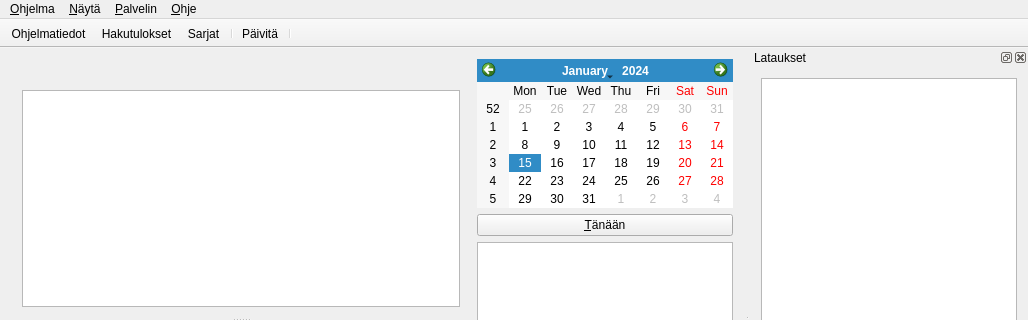
This is mainwindow.ui in thelineva/tvkaistagui as Qt 5 draws it before an edit; both pictures show x 0 to 1028 and y 0 to 320 of the 1028 by 600 pixel window. The edited form follows.
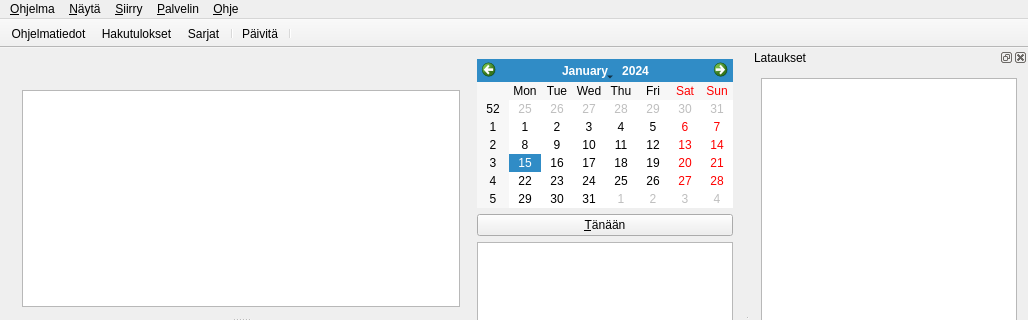
This is the edited form. Icons and pictures are not drawn.

Commit message: Muutoksia pääikkunan valikoihin

The edit to the form file:
```diff
--- a/mainwindow.ui
+++ b/mainwindow.ui
@@ -264,8 +264,17 @@
      <string>&amp;Palvelin</string>
     </property>
    </widget>
+   <widget class="QMenu" name="menuGoTo">
+    <property name="title">
+     <string>&amp;Siirry</string>
+    </property>
+    <addaction name="actionCurrentDay"/>
+    <addaction name="actionPreviousDay"/>
+    <addaction name="actionNextDay"/>
+   </widget>
    <addaction name="menuProgramme"/>
    <addaction name="menuView"/>
+   <addaction name="menuGoTo"/>
    <addaction name="menuServer"/>
    <addaction name="menuHelp"/>
   </widget>
```
Left out of the diff: 9 changed lines with no effect on the pictures.
